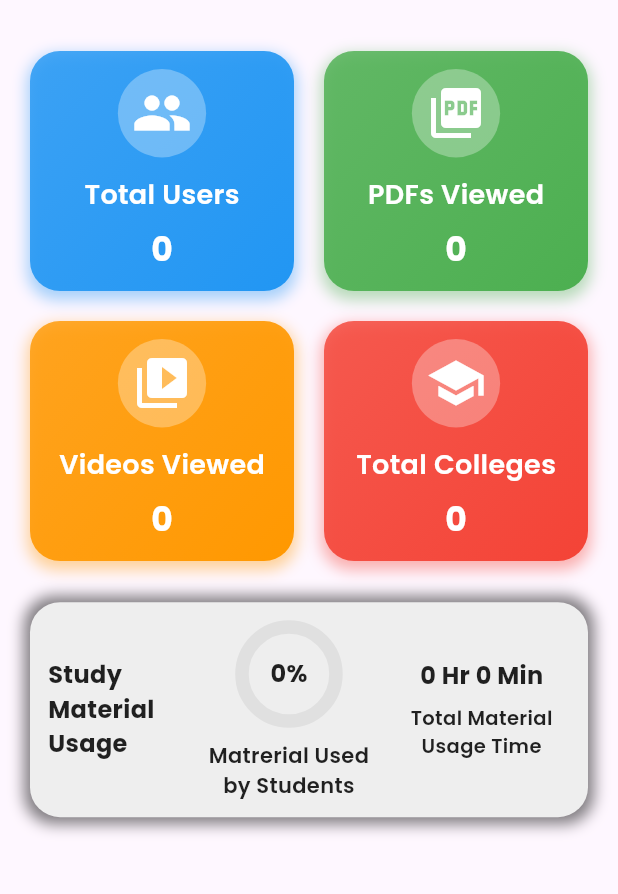
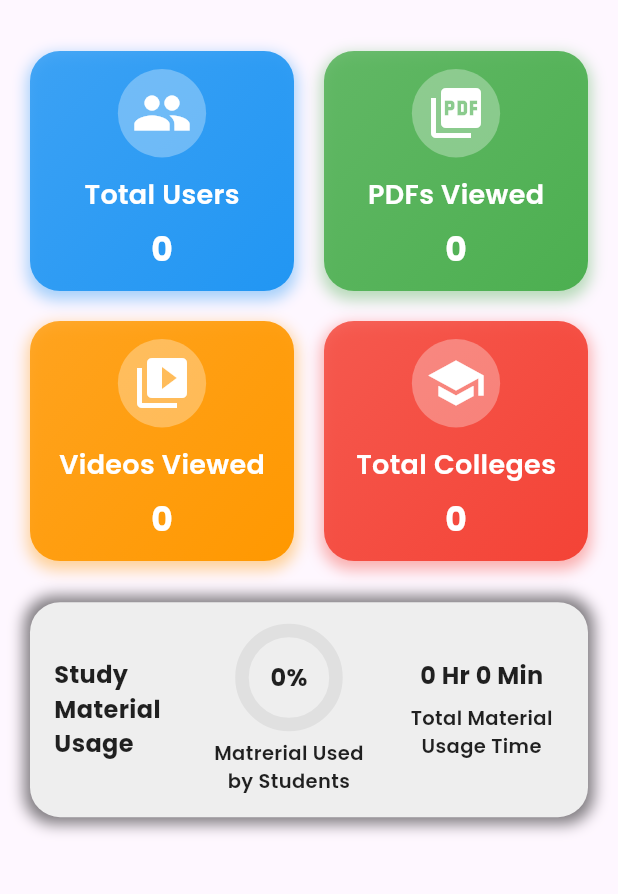
Before and after one commit to Research-Cell-2024-2025/PhiloPhysics-App, a Flutter app: the AdminStatistics screen opened directly, on a phone screen of 412 x 824 dp, the part 63-957 px from its top. Run offline on Flutter 3.47's test engine with Material 3 defaults, Android fonts, the phone set to English and light mode, and no system bars; drawn by our look-alikes of auto_size_text, percent_indicator; our stand-ins replace better_player, bubble_tab_indicator, firebase_auth, firebase_core, firebase_database, firebase_storage and 11 more; missing offline and left inert: firebase_app_check, flutter_file_dialog, flutter_pdfview, future_progress_dialog, in_app_update, no_screenshot; accounts and stored records are empty.

Commit message:
Pdf time usage and statistics page x2

```diff
--- a/lib/screens/Admin/adminStatistics.dart
+++ b/lib/screens/Admin/adminStatistics.dart
@@ -306,31 +306,15 @@ class _AdminStatisticsState extends State<AdminStatistics> {
                 .of(context)
                 .size
                 .width / 4,
+            child: Padding(
+              padding: EdgeInsets.only(left: MediaQuery.of(context).size.width / 100),
               child: Column(
                 crossAxisAlignment: CrossAxisAlignment.start,
                 mainAxisAlignment: MainAxisAlignment.center,
                 children: [
                   AutoSizeText(
-                  'Study',
-                  maxLines: 1,
-                  style: GoogleFonts.poppins(
-                    fontSize: 16,
-                    fontWeight: FontWeight.bold,
-                    color: Colors.black87,
-                  ),
-                ),
-                AutoSizeText(
-                  'Material',
-                  maxLines: 1,
-                  style: GoogleFonts.poppins(
-                    fontSize: 16,
-                    fontWeight: FontWeight.bold,
-                    color: Colors.black87,
-                  ),
-                ),
-                AutoSizeText(
-                  'Usage',
-                  maxLines: 1,
+                    'Study Material Usage',
+                    maxLines: 3,
                     style: GoogleFonts.poppins(
                       fontSize: 16,
                       fontWeight: FontWeight.bold,
@@ -338,6 +322,7 @@ class _AdminStatisticsState extends State<AdminStatistics> {
                     ),
                   ),
                 ],
+              ),
             ),
           ),
 
@@ -350,7 +335,7 @@ class _AdminStatisticsState extends State<AdminStatistics> {
                   padding: EdgeInsets.only(bottom: MediaQuery
                       .of(context)
                       .size
-                      .height / 120),
+                      .height / 180),
                   child: CircularPercentIndicator(
                     radius: MediaQuery
                         .of(context)
@@ -376,24 +361,16 @@ class _AdminStatisticsState extends State<AdminStatistics> {
                 SizedBox(height: MediaQuery
                     .of(context)
                     .size
-                    .height / 500),
+                    .height / 2000),
                 Column(
                   children: [
-                    // AutoSizeText(
-                    //   'Materials Used',
-                    //   maxLines: 1,
-                    //   style: GoogleFonts.poppins(
-                    //     fontSize: 13,
-                    //     fontWeight: FontWeight.w600,
-                    //     color: Colors.black87,
-                    //   ),
-                    // ),
                     AutoSizeText(
                       'Matrerial Used by Students',
                       textAlign: TextAlign.center,
                       maxLines: 2,
+                      softWrap: true,
                       style: GoogleFonts.poppins(
-                        fontSize: 14,
+                        fontSize: 13,
                         fontWeight: FontWeight.w600,
                         color: Colors.black87,
                       ),
```
Lines whose indentation alone changed are shown as unchanged.
